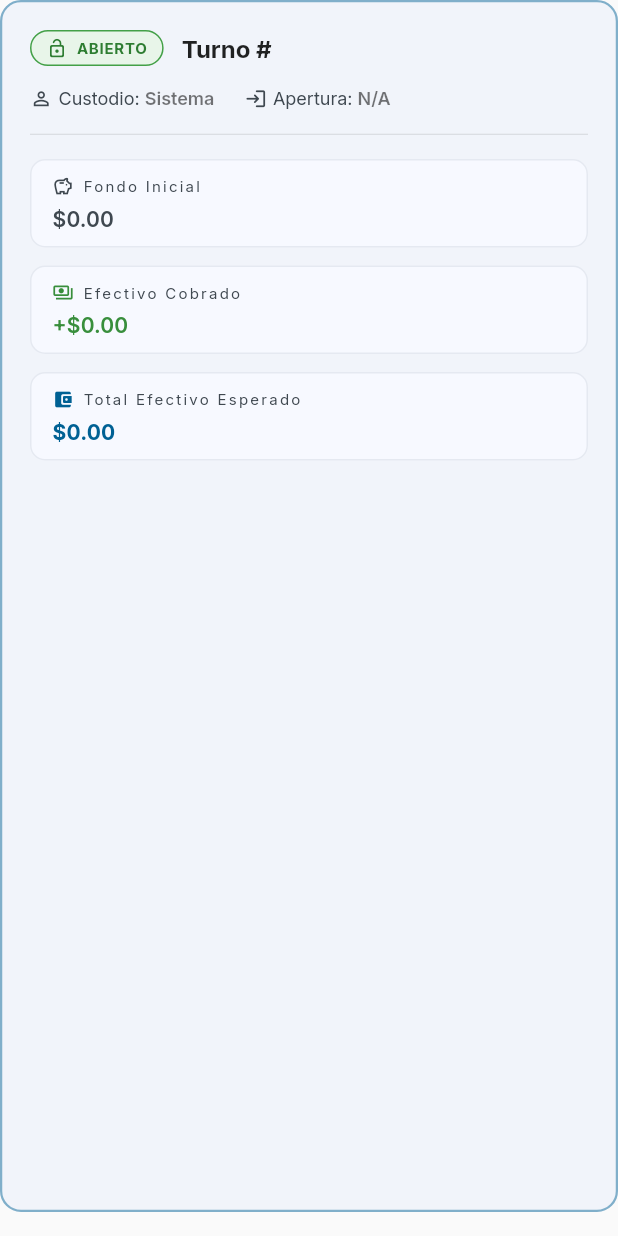
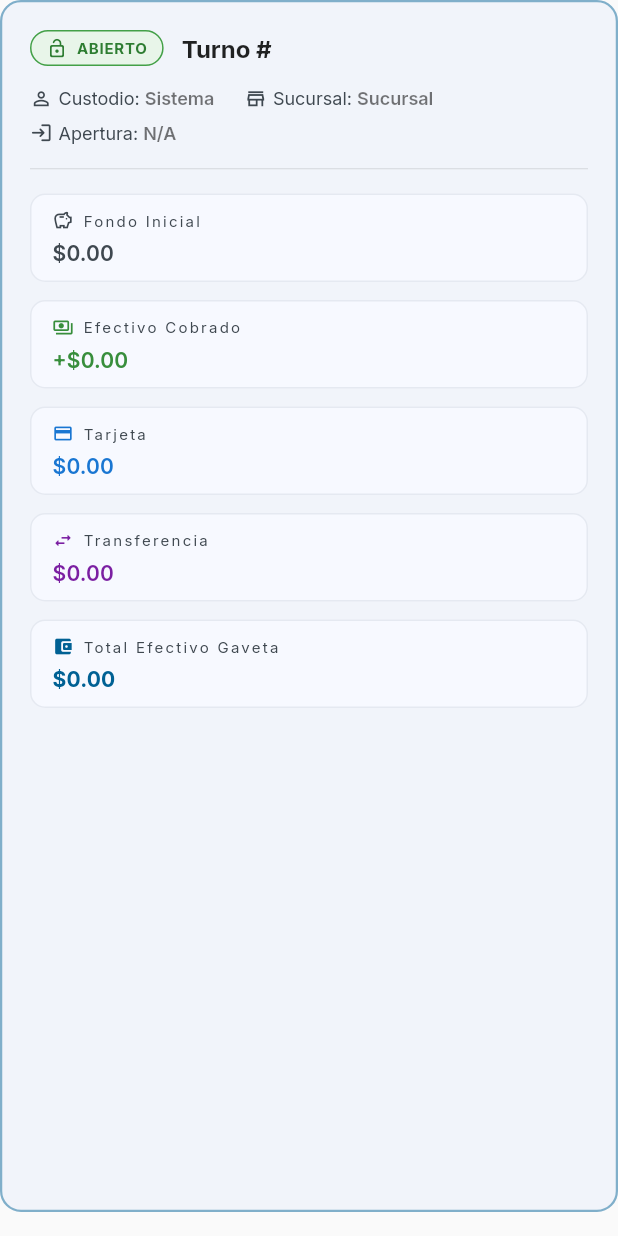
Before and after one commit to NathanDraco22/serum_app_front, a Flutter app: the CashShiftCard widget shown alone on an empty page, opened directly with empty values, on a phone screen of 412 x 824 dp. Run offline on Flutter 3.47's test engine with Material 3 defaults, Android fonts, the phone set to English and light mode, and no system bars; our stand-ins replace fl_chart, flutter_bloc, get_it, go_router, google_fonts, hive_ce and 3 more; accounts and stored records are empty; network calls fail.

Commit message:
added transactions

```diff
--- a/lib/src/modules/cash_shift/widgets/cash_shift_card.dart
+++ b/lib/src/modules/cash_shift/widgets/cash_shift_card.dart
@@ -1,7 +1,9 @@
 import 'package:flutter/material.dart';
+import 'package:flutter_bloc/flutter_bloc.dart';
 import 'package:serum_business/serum_business.dart';
 
 import '../../../../config/app_theme.dart';
+import '../../../cubits/app_session_cubit/app_session_cubit.dart';
 import '../widgets/cash_shift_close_dialog.dart';
 
 class CashShiftCard extends StatelessWidget {
@@ -30,8 +32,20 @@ class CashShiftCard extends StatelessWidget {
   @override
   Widget build(BuildContext context) {
     final theme = Theme.of(context);
+    final sessionCubit = context.watch<AppSessionCubit>();
     final isOpen = shift.isOpen;
     final shortId = shift.id.length >= 8 ? shift.id.substring(0, 8) : shift.id;
+
+    final branchName = shift.branchName?.isNotEmpty == true
+        ? shift.branchName!
+        : (sessionCubit.getBranchById(shift.branchId)?.name ??
+            (shift.branchId.isNotEmpty ? shift.branchId : 'Sucursal'));
+
+    final custodianName = shift.userName?.isNotEmpty == true
+        ? shift.userName!
+        : (shift.userId == sessionCubit.user?.id
+            ? sessionCubit.user?.name ?? 'Usuario'
+            : (shift.userId.isNotEmpty ? shift.userId : 'Sistema'));
 
     return Card(
       elevation: 0,
@@ -145,7 +159,7 @@ class CashShiftCard extends StatelessWidget {
             ),
             const SizedBox(height: 14),
 
-            // Metadata: Custodian, Opened At, Closed At
+            // Metadata: Custodian, Branch, Opened At, Closed At
             Wrap(
               spacing: 20,
               runSpacing: 8,
@@ -153,7 +167,12 @@ class CashShiftCard extends StatelessWidget {
                 _InfoChip(
                   icon: Icons.person_outline,
                   label: 'Custodio',
-                  value: shift.userId.isNotEmpty ? shift.userId : 'Sistema',
+                  value: custodianName,
+                ),
+                _InfoChip(
+                  icon: Icons.store_outlined,
+                  label: 'Sucursal',
+                  value: branchName,
                 ),
                 _InfoChip(
                   icon: Icons.login_rounded,
@@ -166,12 +185,6 @@ class CashShiftCard extends StatelessWidget {
                     label: 'Cierre',
                     value: _formatDateTime(shift.closedAt),
                   ),
-                if (shift.branchId.isNotEmpty)
-                  _InfoChip(
-                    icon: Icons.store_outlined,
-                    label: 'Sucursal',
-                    value: shift.branchId,
-                  ),
               ],
             ),
             const SizedBox(height: 16),
@@ -182,12 +195,13 @@ class CashShiftCard extends StatelessWidget {
             LayoutBuilder(
               builder: (context, constraints) {
                 final isNarrow = constraints.maxWidth < 650;
+                final boxWidth = isNarrow ? constraints.maxWidth : 160.0;
                 return Wrap(
-                  spacing: 16,
+                  spacing: 12,
                   runSpacing: 12,
                   children: [
                     _MetricBox(
-                      width: isNarrow ? constraints.maxWidth : 180,
+                      width: boxWidth,
                       label: 'Fondo Inicial',
                       amount:
                           '\$${shift.initialBalanceDouble.toStringAsFixed(2)}',
@@ -195,30 +209,38 @@ class CashShiftCard extends StatelessWidget {
                       color: theme.colorScheme.onSurfaceVariant,
                     ),
                     _MetricBox(
-                      width: isNarrow ? constraints.maxWidth : 180,
+                      width: boxWidth,
                       label: 'Efectivo Cobrado',
-                      amount: '+\$${shift.cashBalanceDouble.toStringAsFixed(2)}',
+                      amount:
+                          '+\$${shift.cashBalanceDouble.toStringAsFixed(2)}',
                       icon: Icons.payments_outlined,
                       color: Colors.green.shade700,
                     ),
                     _MetricBox(
-                      width: isNarrow ? constraints.maxWidth : 180,
-                      label: 'Total Efectivo Esperado',
+                      width: boxWidth,
+                      label: 'Tarjeta',
+                      amount:
+                          '\$${shift.cardBalanceDouble.toStringAsFixed(2)}',
+                      icon: Icons.credit_card,
+                      color: Colors.blue.shade700,
+                    ),
+                    _MetricBox(
+                      width: boxWidth,
+                      label: 'Transferencia',
+                      amount:
+                          '\$${shift.transferBalanceDouble.toStringAsFixed(2)}',
+                      icon: Icons.swap_horiz_rounded,
+                      color: Colors.purple.shade700,
+                    ),
+                    _MetricBox(
+                      width: boxWidth,
+                      label: 'Total Efectivo Gaveta',
                       amount:
                           '\$${shift.totalCashExpectedDouble.toStringAsFixed(2)}',
                       icon: Icons.account_balance_wallet_rounded,
                       color: theme.colorScheme.primary,
                       isBold: true,
                     ),
-                    if (shift.cardBalance > 0 || shift.transferBalance > 0)
-                      _MetricBox(
-                        width: isNarrow ? constraints.maxWidth : 180,
-                        label: 'Tarjetas / Transf.',
-                        amount:
-                            '\$${(shift.cardBalanceDouble + shift.transferBalanceDouble).toStringAsFixed(2)}',
-                        icon: Icons.credit_card,
-                        color: theme.colorScheme.secondary,
-                      ),
                   ],
                 );
               },
--- a/lib/src/modules/cash_shift/widgets/cash_shift_open_dialog.dart
+++ b/lib/src/modules/cash_shift/widgets/cash_shift_open_dialog.dart
@@ -56,6 +56,8 @@ class _CashShiftOpenDialogState extends State<CashShiftOpenDialog> {
       branchId: branchId,
       initialBalance: cents,
       notes: _notesController.text.trim(),
+      userName: user.name,
+      branchName: sessionCubit.currentBranchName,
     );
 
     setState(() => _isLoading = true);
--- a/lib/src/modules/cash_transaction/view/cash_transaction_screen.dart
+++ b/lib/src/modules/cash_transaction/view/cash_transaction_screen.dart
@@ -142,9 +142,13 @@ class _BodyState extends State<_Body> {
                       final shortId = s.id.length >= 8 ? s.id.substring(0, 8) : s.id;
                       final icon = s.isOpen ? '🟢' : '⚪';
                       final dateStr = _formatDateShort(s.openedAt);
+                      final userLabel = s.userName?.isNotEmpty == true ? ' • ${s.userName}' : '';
                       return DropdownMenuItem(
                         value: s.id,
-                        child: Text('$icon #$shortId ($dateStr)'),
+                        child: Text(
+                          '$icon #$shortId ($dateStr$userLabel)',
+                          overflow: TextOverflow.ellipsis,
+                        ),
                       );
                     }),
                   ],
--- a/packages/serum_business/lib/src/domain/models/cash_shift_model/cash_shift_model.dart
+++ b/packages/serum_business/lib/src/domain/models/cash_shift_model/cash_shift_model.dart
@@ -2,11 +2,15 @@ class BaseCashShift {
   final String userId;
   final String branchId;
   final String notes;
+  final String? userName;
+  final String? branchName;
 
   BaseCashShift({
     required this.userId,
     required this.branchId,
     this.notes = '',
+    this.userName,
+    this.branchName,
   });
 }
 
@@ -17,6 +21,8 @@ class CreateCashShift extends BaseCashShift {
     required super.userId,
     required super.branchId,
     super.notes = '',
+    super.userName,
+    super.branchName,
     required this.initialBalance,
   });
 
@@ -25,6 +31,8 @@ class CreateCashShift extends BaseCashShift {
       'userId': userId,
       'branchId': branchId,
       'notes': notes,
+      if (userName != null) 'userName': userName,
+      if (branchName != null) 'branchName': branchName,
       'initialBalance': initialBalance,
     };
   }
@@ -80,6 +88,8 @@ class CashShiftInDb extends BaseCashShift {
     required super.userId,
     required super.branchId,
     super.notes = '',
+    super.userName,
+    super.branchName,
     this.status = 'OPEN',
     required this.openedAt,
     this.closedAt,
@@ -113,6 +123,8 @@ class CashShiftInDb extends BaseCashShift {
       userId: json['userId'] as String? ?? '',
       branchId: json['branchId'] as String? ?? '',
       notes: json['notes'] as String? ?? '',
+      userName: json['userName'] as String?,
+      branchName: json['branchName'] as String?,
       status: json['status'] as String? ?? 'OPEN',
       openedAt: json['openedAt'] as int? ?? 0,
       closedAt: json['closedAt'] as int?,
--- a/packages/serum_business/lib/src/domain/query_params/cash_transaction_query_params.dart
+++ b/packages/serum_business/lib/src/domain/query_params/cash_transaction_query_params.dart
@@ -1,4 +1,5 @@
 class CashTransactionQueryParams {
+  final String? shiftId;
   final String? registerId;
   final String? flowType;
   final String? subType;
@@ -9,6 +10,7 @@ class CashTransactionQueryParams {
   final int limit;
 
   CashTransactionQueryParams({
+    this.shiftId,
     this.registerId,
     this.flowType,
     this.subType,
@@ -21,6 +23,7 @@ class CashTransactionQueryParams {
 
   Map<String, String> toQueryParameters() {
     final map = <String, String>{};
+    if (shiftId != null) map['shiftId'] = shiftId!;
     if (registerId != null) map['registerId'] = registerId!;
     if (flowType != null) map['flowType'] = flowType!;
     if (subType != null) map['subType'] = subType!;
```
